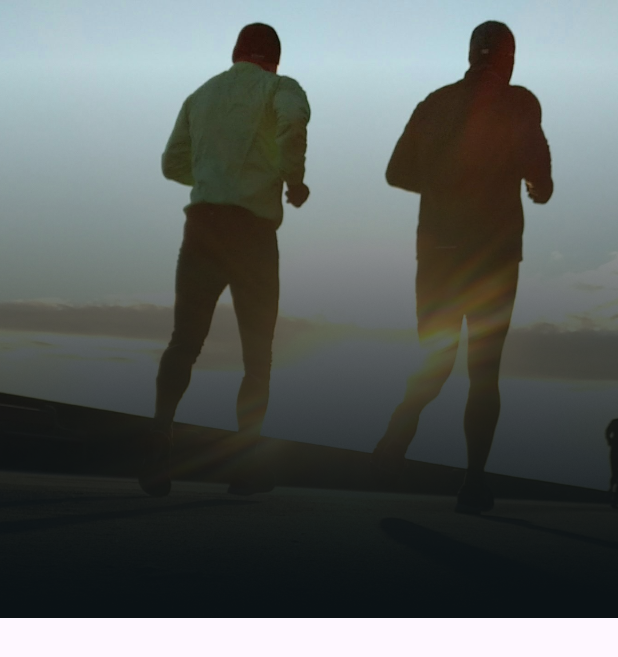
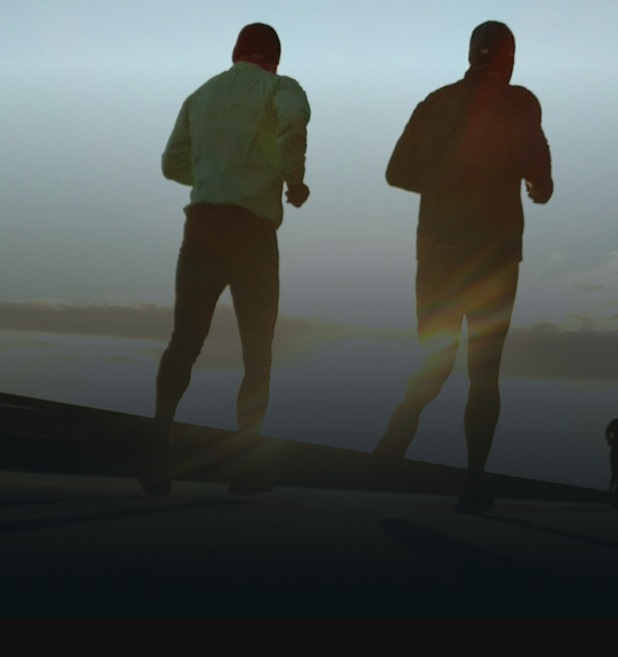
Before and after one commit to tinashemahwenda/runx_app, a Flutter app: the EventDetailsPage screen opened directly, on a phone screen of 412 x 824 dp. Shown: the top 657 px of the screen. Run offline on Flutter 3.47's test engine with Material 3 defaults, Android fonts, the phone set to English and light mode, and no system bars.

```diff
--- a/lib/screens/event_details_page.dart
+++ b/lib/screens/event_details_page.dart
@@ -8,12 +8,16 @@ class EventDetailsPage extends StatelessWidget {
   @override
   Widget build(BuildContext context) {
     return Scaffold(
+      backgroundColor: AppColor.backgroundColor,
       body: Column(
         children: [
           SizedBox(
             width: AppMeasure.width,
             height: AppMeasure.height / 2,
-            child: Image.asset('assets/images/event-bg.png'),
+            child: Image.asset(
+              'assets/images/event-bg.png',
+              fit: BoxFit.cover,
+            ),
           )
         ],
       ),
```
